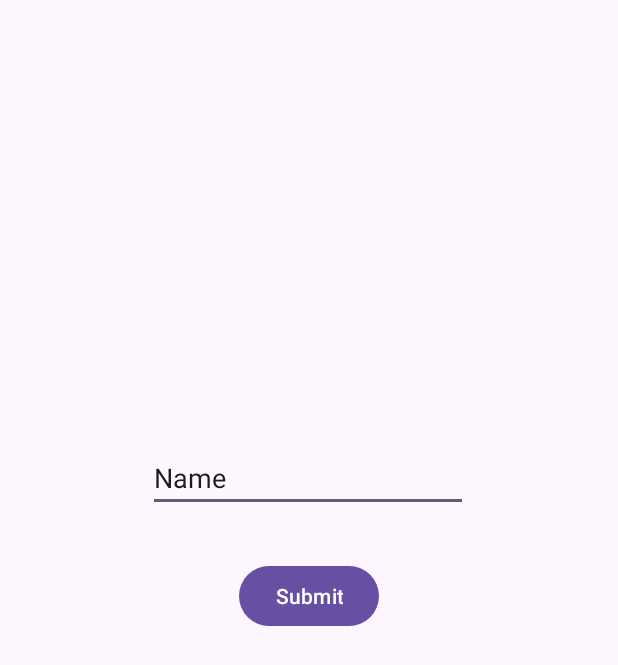
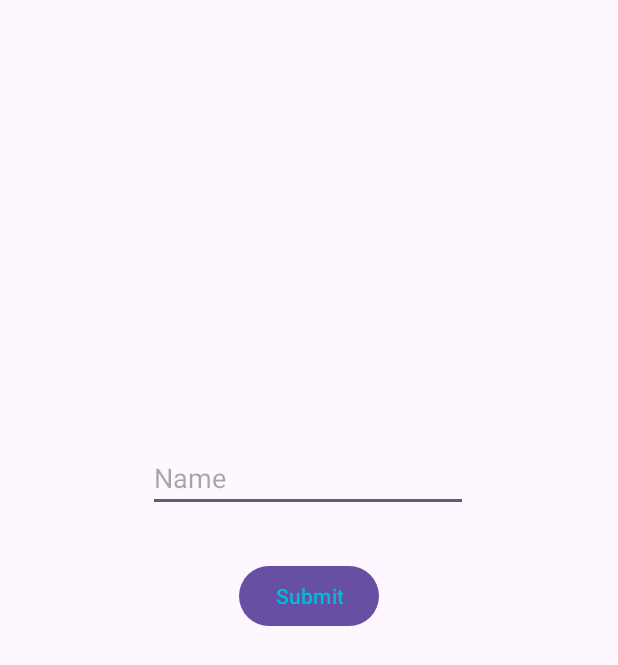
Before and after one commit to lkr0n/ESC2023, an Android app: the UserActivity screen opened directly, with no data from a screen before it, on a phone screen of 412 x 824 dp. Shown: the top 665 px of the screen. Run offline under Robolectric (Android 15) with nearby library versions, the phone set to English and light mode, and no system bars.

Commit message:
fix login

```diff
--- a/app/src/main/res/layout/activity_user.xml
+++ b/app/src/main/res/layout/activity_user.xml
@@ -13,7 +13,7 @@
         android:layout_marginTop="296dp"
         android:ems="10"
         android:inputType="text"
-        android:text="@string/user_text"
+        android:hint="@string/user_text"
         android:visibility="visible"
         app:layout_constraintEnd_toEndOf="parent"
         app:layout_constraintHorizontal_bias="0.497"
@@ -29,6 +29,7 @@
         android:visibility="visible"
         app:layout_constraintEnd_toEndOf="parent"
         app:layout_constraintStart_toStartOf="parent"
-        app:layout_constraintTop_toBottomOf="@+id/name_text" />
+        app:layout_constraintTop_toBottomOf="@+id/name_text"
+        android:textColor="@color/bright_color" />
 
 </androidx.constraintlayout.widget.ConstraintLayout>
```
